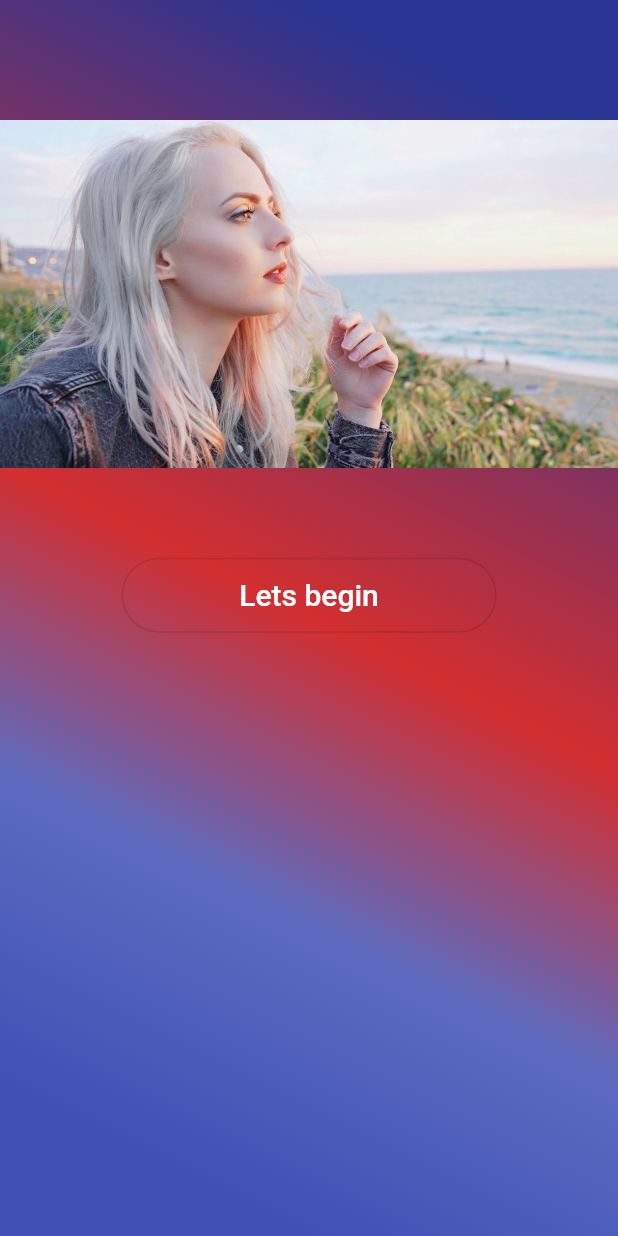
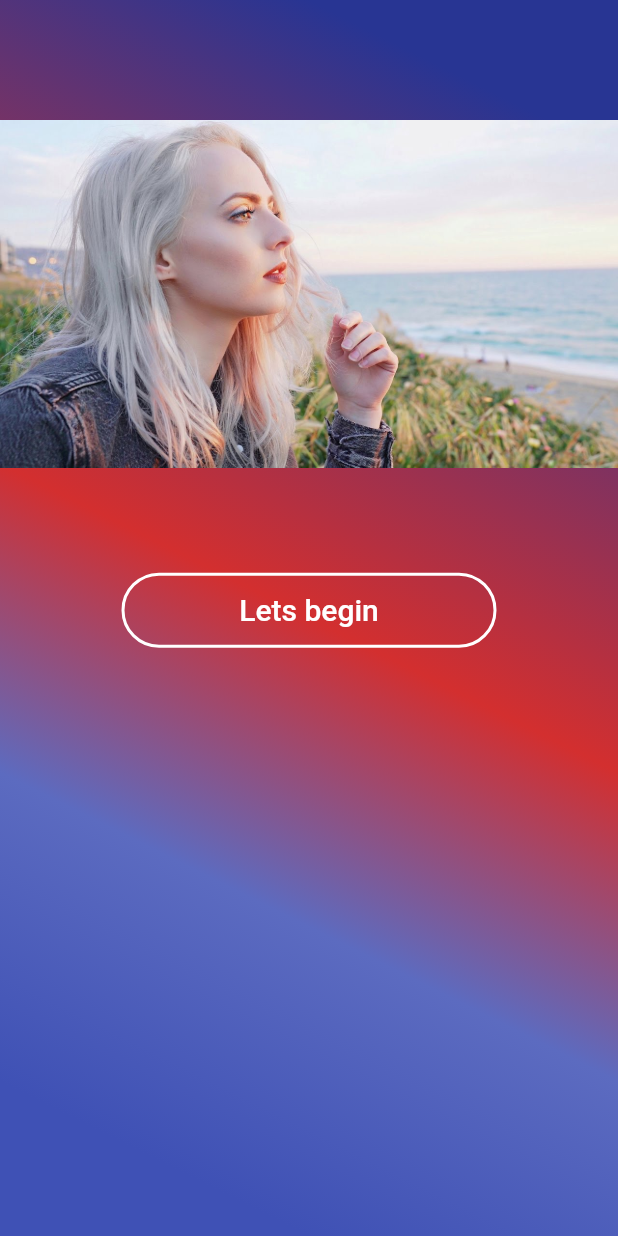
Before and after one commit to icecream78/honest_test, a Flutter app: the QuestionPage screen opened by its route, after a tap on "Try again", on a phone screen of 412 x 824 dp. Run offline on Flutter 3.47's test engine with Material 2 defaults, Android fonts, the phone set to English and light mode, and no system bars.

Commit message:
Customize customization to rounded btn

```diff
--- a/lib/custom_btn.dart
+++ b/lib/custom_btn.dart
@@ -1,17 +1,29 @@
 import 'package:flutter/material.dart';
+
+const Color defaultBorderColor = Color(0xFF90CAF9);
 
 class CustomRoundButton extends RaisedButton {
   final String text;
   final VoidCallback onPressed;
-  CustomRoundButton({this.text, @required this.onPressed});
+  final Color color;
+  final double minWidth;
+  final double borderRadius;
+
+  CustomRoundButton({
+    this.text = 'Click me',
+    @required this.onPressed,
+    this.color = defaultBorderColor,
+    this.minWidth = 100.0,
+    this.borderRadius = 10.0,
+  });
 
   @override
   Widget build(BuildContext context) {
     return ButtonTheme(
-      minWidth: 100.0,
+      minWidth: minWidth,
       height: 50.0,
       child: OutlineButton(
-        borderSide: BorderSide(color: Colors.blue[200], width: 2.0),
+        borderSide: BorderSide(color: color, width: 2.0),
         color: Colors.green,
         child: Text(
           text,
@@ -21,7 +33,7 @@ class CustomRoundButton extends RaisedButton {
           ),
         ),
         shape: RoundedRectangleBorder(
-          borderRadius: BorderRadius.circular(10.0),
+          borderRadius: BorderRadius.circular(borderRadius),
         ),
         onPressed: onPressed,
       ),
--- a/lib/start_page.dart
+++ b/lib/start_page.dart
@@ -1,4 +1,5 @@
 import 'package:flutter/material.dart';
+import './custom_btn.dart';
 
 void main() => runApp(StartPage());
 
@@ -27,35 +28,22 @@ class StartPage extends StatelessWidget {
             mainAxisAlignment: MainAxisAlignment.start,
             children: <Widget>[
               Padding(
-                padding: EdgeInsets.only(bottom: 80.0),
-              ),
-              Image.asset(
-                'assets/logo.jpg',
+                padding: EdgeInsets.only(top: 80.0),
+                child: Image.asset(
+                  'assets/logo.jpg',
+                ),
               ),
               Padding(
-                padding: EdgeInsets.only(bottom: 60.0),
+                padding: EdgeInsets.only(top: 70.0),
+                child: CustomRoundButton(
+                  color: Colors.white,
+                  text: 'Lets begin',
+                  minWidth: 250.0,
+                  borderRadius: 30.0,
+                  onPressed: () =>
+                      Navigator.pushReplacementNamed(context, '/questions'),
+                ),
               ),
-              ButtonTheme(
-                minWidth: 250.0,
-                height: 50.0,
-                child: OutlineButton(
-                  color: Colors.green,
-                  // splashColor: Colors.teal,
-                  textColor: Colors.white,
-                  child: Text(
-                    'Lets begin',
-                    style: TextStyle(
-                      fontSize: 20.0,
-                    ),
-                  ),
-                  shape: RoundedRectangleBorder(
-                    borderRadius: BorderRadius.circular(30.0),
-                  ),
-                  onPressed: () {
-                    Navigator.pushReplacementNamed(context, '/questions');
-                  },
-                ),
-              )
             ],
           ),
         ),
```
